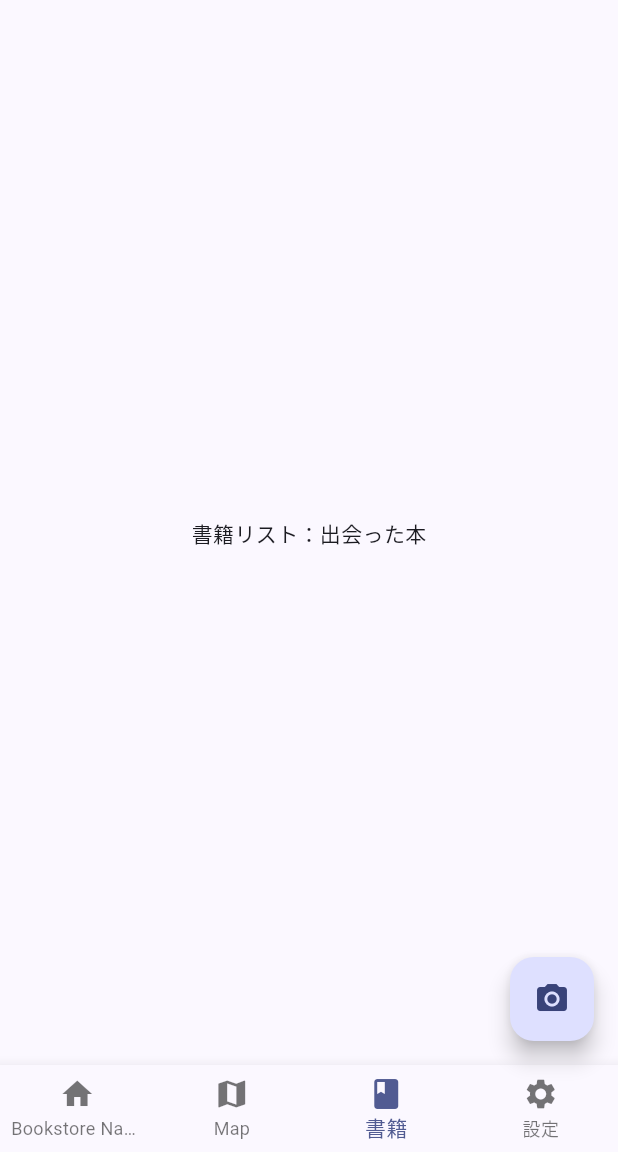
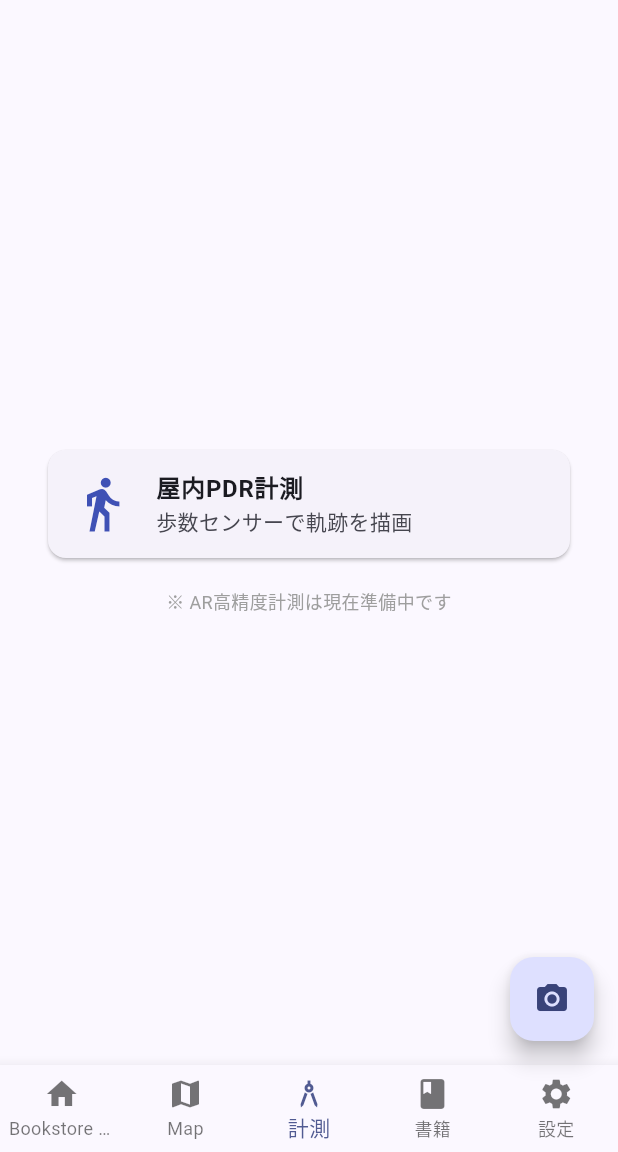
Before and after one commit to 432uc/bookstore_cartographer, a Flutter app: the screen it shows after launch, item 3 of the bottom bar chosen, on a phone screen of 412 x 824 dp, the part 84-1236 px from its top. Run offline on Flutter 3.47's test engine with Material 3 defaults, Android fonts, the phone set to English and light mode, and no system bars; our stand-ins replace camera, geocoding, google_maps_flutter, location, sqflite, sqflite_common_ffi_web; missing offline and left inert: media_store_plus; accounts and stored records are empty.

Commit message:
PDRによる屋内歩行軌跡の計測機能を追加
歩数センサーを利用して屋内の歩行軌跡を描画・保存する機能を追加しました。また、ボトムナビゲーションバーに「計測」タブを追加し、本機能へアクセスできるようにしました。

*   **新機能：PDR（歩行者自律航法）計測**
    *   歩数と方位角センサーを利用して歩行軌跡を描画する`MeasurementScreen`を追加。
    *   計測した軌跡と面積をデータベースに保存。
    *   計測メニュー画面 (`MeasurementMenu`) を新設。
        *   AR計測機能は将来の実装に向け準備中として案内。

*   **ライブラリ追加**
    *   `sensors_plus`, `pedometer`, `permission_handler` を追加。

*   **データベース更新 (DBバージョン5)**
    *   `stores` テーブルに軌跡データ用の `path_data` (TEXT) と面積用の `area` (REAL) カラムを追加。
    *   `Bookstore` モデルに `pathData` と `area` プロパティを追加。

*   **UI/UX改善**
    *   ボトムナビゲーションに「計測」タブを追加。
    *   地図のマーカー情報ウィンドウに、保存されている面積を表示するよう変更。

*   **権限設定**
    *   Android (`AndroidManifest.xml`) に `ACTIVITY_RECOGNITION` （身体活動の認識）権限を追加。

```diff
--- a/lib/main.dart
+++ b/lib/main.dart
@@ -7,6 +7,8 @@ import 'package:bookstore_cartographer/l10n/app_localizations.dart';
 import 'package:bookstore_cartographer/map_screen.dart';
 import 'package:bookstore_cartographer/camera_screen.dart';
 import 'package:camera/camera.dart';
+import 'package:bookstore_cartographer/measurement_screen.dart';
+// import 'package:bookstore_cartographer/ar_measurement_screen.dart'; // Temporarily disabled due to plugin compatibility
 import 'store_list_screen.dart';
 
 Future<void> main() async {
@@ -69,6 +71,7 @@ class _MainNavigationPageState extends State<MainNavigationPage> {
     _pages = [
       StoreListScreen(),
       MapScreen(key: _mapScreenKey),
+      MeasurementMenu(), // 計測メニューへの差し替え
       const Center(child: Text('書籍リスト：出会った本')),
       const Center(child: Text('設定：スプレッドシート連携')),
     ];
@@ -95,8 +98,9 @@ class _MainNavigationPageState extends State<MainNavigationPage> {
         items: [
           BottomNavigationBarItem(icon: Icon(Icons.home), label: AppLocalizations.of(context)!.bookstoreName),
           BottomNavigationBarItem(icon: Icon(Icons.map), label: AppLocalizations.of(context)!.map),
-          BottomNavigationBarItem(icon: Icon(Icons.book), label: '書籍'),
-          BottomNavigationBarItem(icon: Icon(Icons.settings), label: '設定'),
+          const BottomNavigationBarItem(icon: Icon(Icons.architecture), label: '計測'),
+          const BottomNavigationBarItem(icon: Icon(Icons.book), label: '書籍'),
+          const BottomNavigationBarItem(icon: Icon(Icons.settings), label: '設定'),
         ],
       ),
       floatingActionButton: FloatingActionButton(
@@ -118,3 +122,46 @@ class _MainNavigationPageState extends State<MainNavigationPage> {
     );
   }
 }
+
+class MeasurementMenu extends StatelessWidget {
+  const MeasurementMenu({super.key});
+
+  @override
+  Widget build(BuildContext context) {
+    return Center(
+      child: Column(
+        mainAxisAlignment: MainAxisAlignment.center,
+        children: [
+          _menuTile(
+            context,
+            "屋内PDR計測",
+            "歩数センサーで軌跡を描画",
+            Icons.directions_walk,
+            const MeasurementScreen(),
+          ),
+          const SizedBox(height: 20),
+          const Padding(
+            padding: EdgeInsets.symmetric(horizontal: 32),
+            child: Text(
+              "※ AR高精度計測は現在準備中です",
+              style: TextStyle(color: Colors.grey, fontSize: 12),
+              textAlign: TextAlign.center,
+            ),
+          ),
+        ],
+      ),
+    );
+  }
+
+  Widget _menuTile(BuildContext context, String title, String sub, IconData icon, Widget screen) {
+    return Card(
+      margin: const EdgeInsets.symmetric(horizontal: 32),
+      child: ListTile(
+        leading: Icon(icon, size: 40, color: Colors.indigo),
+        title: Text(title, style: const TextStyle(fontWeight: FontWeight.bold)),
+        subtitle: Text(sub),
+        onTap: () => Navigator.push(context, MaterialPageRoute(builder: (_) => screen)),
+      ),
+    );
+  }
+}
--- a/lib/models/bookstore.dart
+++ b/lib/models/bookstore.dart
@@ -6,6 +6,8 @@ class Bookstore {
   final bool hasToilet;
   final bool hasCafe;
   final String address;
+  final String? pathData; // JSON serialized list of points
+  final double? area;
 
   Bookstore({
     this.id,
@@ -15,6 +17,8 @@ class Bookstore {
     required this.hasToilet,
     required this.hasCafe,
     required this.address,
+    this.pathData,
+    this.area,
   });
 
   Map<String, dynamic> toMap() {
@@ -26,6 +30,8 @@ class Bookstore {
       'has_toilet': hasToilet ? 1 : 0,
       'has_cafe': hasCafe ? 1 : 0,
       'address': address,
+      'path_data': pathData,
+      'area': area,
     };
   }
 }
--- a/pubspec.yaml
+++ b/pubspec.yaml
@@ -43,6 +43,9 @@ dependencies:
   media_store_plus: ^0.1.3
   path_provider: ^2.0.11
   location: 8.0.1
+  sensors_plus: ^7.0.0
+  pedometer: ^4.1.1
+  permission_handler: 11.3.1
 
 dev_dependencies:
   flutter_test:
```
Also changed, not shown: lib/database_helper.dart (+10 -2 lines), lib/map_screen.dart (+7 -1 lines), pubspec.lock, 4 other files.
